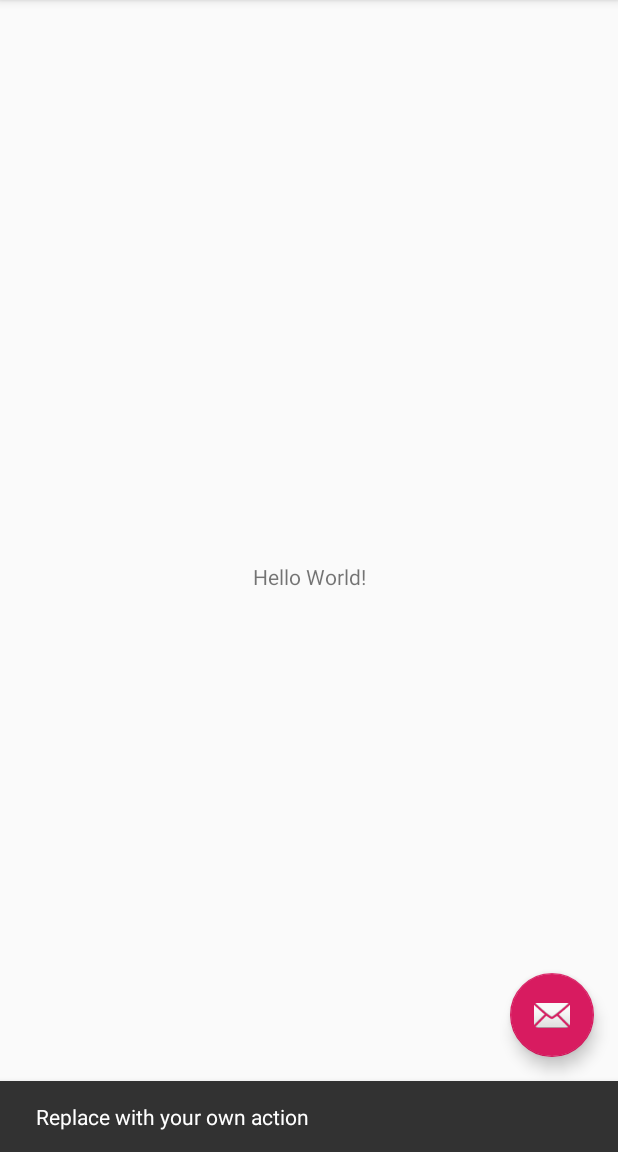
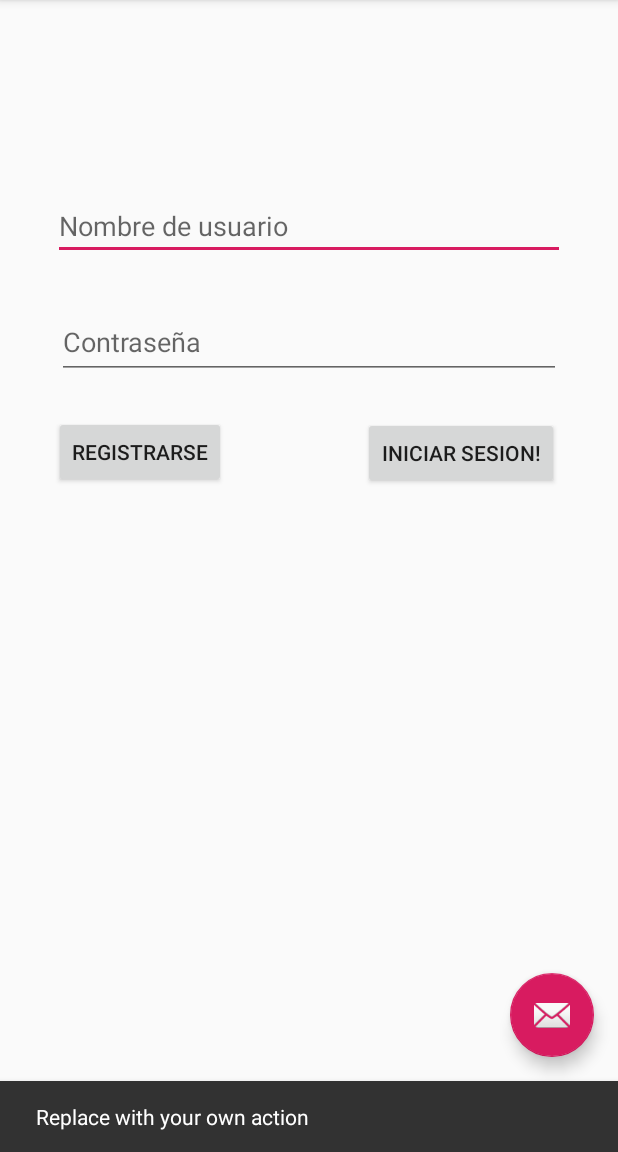
Before and after one commit to miguel5612/onHubAndroid, an Android app: the screen it shows after launch (MainActivity), after a tap on an icon or button, on a phone screen of 412 x 824 dp, the part 84-1236 px from its top. Run offline under Robolectric (Android 15) with nearby library versions, the phone set to English and light mode, and no system bars; 1 statement that could not run was skipped.

```diff
--- a/app/src/main/AndroidManifest.xml
+++ b/app/src/main/AndroidManifest.xml
@@ -1,6 +1,6 @@
 <?xml version="1.0" encoding="utf-8"?>
 <manifest xmlns:android="http://schemas.android.com/apk/res/android"
-    package="com.onmotica.onhub" >
+    package="com.onmotica.onhub">
 
     <application
         android:allowBackup="true"
@@ -8,11 +8,11 @@
         android:label="@string/app_name"
         android:roundIcon="@mipmap/ic_launcher_round"
         android:supportsRtl="true"
-        android:theme="@style/AppTheme" >
+        android:theme="@style/AppTheme">
         <activity
             android:name=".MainActivity"
             android:label="@string/app_name"
-            android:theme="@style/AppTheme.NoActionBar" >
+            android:theme="@style/AppTheme.NoActionBar">
             <intent-filter>
                 <action android:name="android.intent.action.MAIN" />
 
--- a/app/src/main/java/com/onmotica/onhub/MainActivity.java
+++ b/app/src/main/java/com/onmotica/onhub/MainActivity.java
@@ -18,11 +18,18 @@ public class MainActivity extends AppCompatActivity {
         Toolbar toolbar = findViewById(R.id.toolbar);
         setSupportActionBar(toolbar);
 
-       FloatingActionButton fab = findViewById(R.id.fab);
+        FloatingActionButton fab = findViewById(R.id.fab);
         fab.setOnClickListener(new View.OnClickListener() {
             @Override
             public void onClick(View view) {
                 Snackbar.make(view, "Replace with your own action", Snackbar.LENGTH_LONG)
+                        .setAction("Action", null).show();
+            }
+        });
+        btnRegister.setOnClickListener(new View.OnClickListener() {
+            @Override
+            public void onClick(View view) {
+                Snackbar.make(view, "Replace with your register action", Snackbar.LENGTH_LONG)
                         .setAction("Action", null).show();
             }
         });
--- a/app/src/main/res/layout/content_main.xml
+++ b/app/src/main/res/layout/content_main.xml
@@ -1,21 +1,70 @@
 <?xml version="1.0" encoding="utf-8"?>
-<android.support.constraint.ConstraintLayout
-    xmlns:android="http://schemas.android.com/apk/res/android"
+<android.support.constraint.ConstraintLayout xmlns:android="http://schemas.android.com/apk/res/android"
+    xmlns:app="http://schemas.android.com/apk/res-auto"
     xmlns:tools="http://schemas.android.com/tools"
-    xmlns:app="http://schemas.android.com/apk/res-auto"
     android:layout_width="match_parent"
     android:layout_height="match_parent"
     app:layout_behavior="@string/appbar_scrolling_view_behavior"
-    tools:showIn="@layout/activity_main"
-    tools:context=".MainActivity">
+    tools:context=".MainActivity"
+    tools:showIn="@layout/activity_main">
 
-    <TextView
+    <EditText
+        android:id="@+id/editText"
+        android:layout_width="0dp"
+        android:layout_height="44dp"
+        android:layout_marginStart="35dp"
+        android:layout_marginLeft="35dp"
+        android:layout_marginTop="129dp"
+        android:layout_marginEnd="35dp"
+        android:layout_marginRight="35dp"
+        android:ems="10"
+        android:hint="Nombre de usuario"
+        android:inputType="textImeMultiLine|textEmailAddress"
+        app:layout_constraintEnd_toEndOf="parent"
+        app:layout_constraintStart_toStartOf="parent"
+        app:layout_constraintTop_toTopOf="parent" />
+
+    <EditText
+        android:id="@+id/editText4"
+        android:layout_width="0dp"
+        android:layout_height="49dp"
+        android:layout_marginStart="38dp"
+        android:layout_marginLeft="38dp"
+        android:layout_marginTop="74dp"
+        android:layout_marginEnd="38dp"
+        android:layout_marginRight="38dp"
+        android:layout_marginBottom="73dp"
+        android:ems="10"
+        android:hint="Contraseña"
+        android:inputType="textPassword"
+        app:layout_constraintBottom_toBottomOf="@+id/btnRegister"
+        app:layout_constraintEnd_toEndOf="parent"
+        app:layout_constraintStart_toStartOf="parent"
+        app:layout_constraintTop_toTopOf="@+id/editText" />
+
+    <Button
+        android:id="@+id/btnRegister"
+        style="@style/Widget.AppCompat.Button"
         android:layout_width="wrap_content"
         android:layout_height="wrap_content"
-        android:text="Hello World!"
-        app:layout_constraintBottom_toBottomOf="parent"
-        app:layout_constraintLeft_toLeftOf="parent"
-        app:layout_constraintRight_toRightOf="parent"
+        android:layout_marginStart="36dp"
+        android:layout_marginLeft="36dp"
+        android:layout_marginTop="277dp"
+        android:onClick="Register"
+        android:text="Registrarse"
+        app:layout_constraintStart_toStartOf="parent"
         app:layout_constraintTop_toTopOf="parent" />
 
+    <Button
+        android:id="@+id/btnLogin"
+        android:layout_width="wrap_content"
+        android:layout_height="wrap_content"
+        android:layout_marginTop="25dp"
+        android:layout_marginEnd="1dp"
+        android:layout_marginRight="1dp"
+        android:onClick="Login"
+        android:text="Iniciar sesion!"
+        app:layout_constraintEnd_toEndOf="@+id/editText4"
+        app:layout_constraintTop_toBottomOf="@+id/editText4" />
+
 </android.support.constraint.ConstraintLayout>
--- a/app/src/main/res/menu/menu_main.xml
+++ b/app/src/main/res/menu/menu_main.xml
@@ -1,9 +1,10 @@
 <menu xmlns:android="http://schemas.android.com/apk/res/android"
     xmlns:app="http://schemas.android.com/apk/res-auto"
     xmlns:tools="http://schemas.android.com/tools"
-    tools:context="com.onmotica.onhub.MainActivity" >
-    <item android:id="@+id/action_settings"
+    tools:context="com.onmotica.onhub.MainActivity">
+    <item
+        android:id="@+id/action_settings"
+        android:orderInCategory="100"
         android:title="@string/action_settings"
-        android:orderInCategory="100"
         app:showAsAction="never" />
 </menu>
--- a/app/src/main/res/mipmap-anydpi-v26/ic_launcher.xml
+++ b/app/src/main/res/mipmap-anydpi-v26/ic_launcher.xml
@@ -1,5 +1,5 @@
 <?xml version="1.0" encoding="utf-8"?>
 <adaptive-icon xmlns:android="http://schemas.android.com/apk/res/android">
-    <background android:drawable="@drawable/ic_launcher_background"/>
-    <foreground android:drawable="@drawable/ic_launcher_foreground"/>
+    <background android:drawable="@drawable/ic_launcher_background" />
+    <foreground android:drawable="@drawable/ic_launcher_foreground" />
 </adaptive-icon>
--- a/app/src/main/res/mipmap-anydpi-v26/ic_launcher_round.xml
+++ b/app/src/main/res/mipmap-anydpi-v26/ic_launcher_round.xml
@@ -1,5 +1,5 @@
 <?xml version="1.0" encoding="utf-8"?>
 <adaptive-icon xmlns:android="http://schemas.android.com/apk/res/android">
-    <background android:drawable="@drawable/ic_launcher_background"/>
-    <foreground android:drawable="@drawable/ic_launcher_foreground"/>
+    <background android:drawable="@drawable/ic_launcher_background" />
+    <foreground android:drawable="@drawable/ic_launcher_foreground" />
 </adaptive-icon>
--- a/app/src/main/res/values/styles.xml
+++ b/app/src/main/res/values/styles.xml
@@ -7,11 +7,14 @@
         <item name="colorPrimaryDark">@color/colorPrimaryDark</item>
         <item name="colorAccent">@color/colorAccent</item>
     </style>
+
     <style name="AppTheme.NoActionBar">
         <item name="windowActionBar">false</item>
         <item name="windowNoTitle">true</item>
     </style>
+
     <style name="AppTheme.AppBarOverlay" parent="ThemeOverlay.AppCompat.Dark.ActionBar" />
+
     <style name="AppTheme.PopupOverlay" parent="ThemeOverlay.AppCompat.Light" />
 
 </resources>
--- a/gradle.properties
+++ b/gradle.properties
@@ -1,16 +1,12 @@
 # Project-wide Gradle settings.
-
 # IDE (e.g. Android Studio) users:
 # Gradle settings configured through the IDE *will override*
 # any settings specified in this file.
-
 # For more details on how to configure your build environment visit
 # http://www.gradle.org/docs/current/userguide/build_environment.html
-
 # Specifies the JVM arguments used for the daemon process.
 # The setting is particularly useful for tweaking memory settings.
 org.gradle.jvmargs=-Xmx1536m
-
 # When configured, Gradle will run in incubating parallel mode.
 # This option should only be used with decoupled projects. More details, visit
 # http://www.gradle.org/docs/current/userguide/multi_project_builds.html#sec:decoupled_projects
```
Also changed, not shown: app/src/main/res/drawable-v24/ic_launcher_foreground.xml (+6 -6 lines), app/src/main/res/drawable/ic_launcher_background.xml (+166 -70 lines), app/src/main/res/layout/activity_main.xml (+3 -4 lines).
